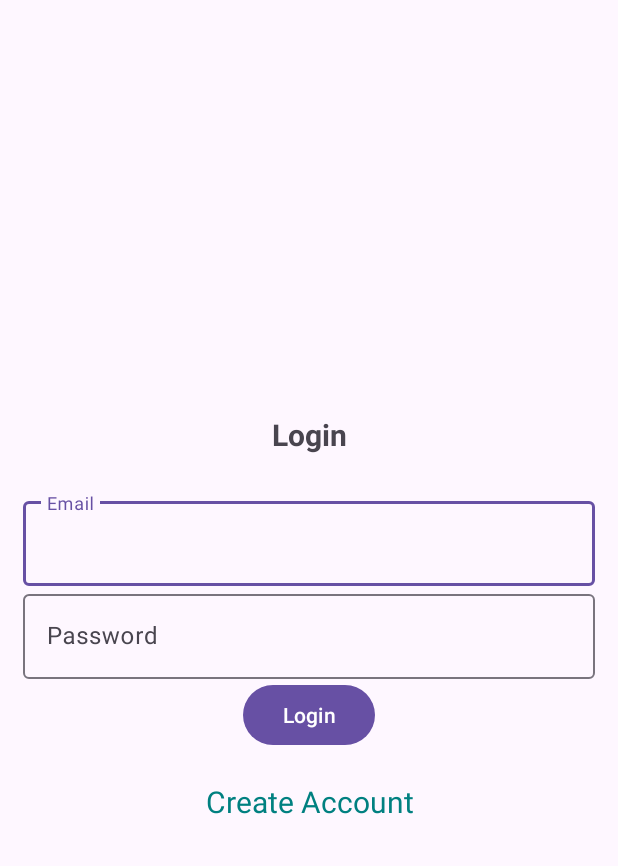
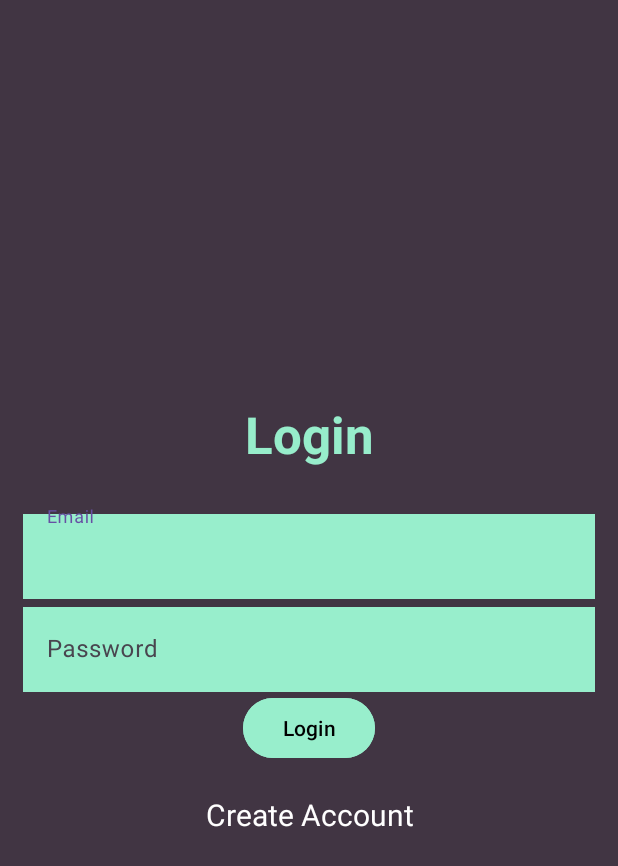
Before and after one commit to di0scuri/Quhizz, an Android app: the screen it shows after launch (Login), on a phone screen of 412 x 824 dp. Shown: the top 866 px of the screen. Run offline under Robolectric (Android 15) with nearby library versions, the phone set to English and light mode, and no system bars; our stand-ins replace Firebase (no records; nobody signed in at launch, a user with empty details on screens opened directly).

Commit message:
22-10-23  11:33pm

```diff
--- a/app/src/main/res/layout/activity_login.xml
+++ b/app/src/main/res/layout/activity_login.xml
@@ -4,62 +4,78 @@
     xmlns:tools="http://schemas.android.com/tools"
     android:layout_width="match_parent"
     android:layout_height="match_parent"
+    android:background="#98EECC"
+    android:backgroundTint="#413543"
+    android:gravity="center"
     android:orientation="vertical"
-    android:gravity="center"
     android:padding="15dp"
     tools:context=".Login">
 
     <TextView
+        android:layout_width="match_parent"
+        android:layout_height="wrap_content"
+        android:layout_marginBottom="25dp"
+        android:gravity="center"
         android:text="@string/login"
-        android:textSize="20sp"
-        android:textStyle="bold"
-        android:gravity="center"
-        android:layout_marginBottom="25dp"
-        android:layout_width="match_parent"
-        android:layout_height="wrap_content"/>
+        android:textColor="#97EDCB"
+        android:textColorHighlight="#97EDCB"
+        android:textColorHint="#97EDCB"
+        android:textSize="34sp"
+        android:textStyle="bold" />
+
     <com.google.android.material.textfield.TextInputLayout
         android:layout_width="match_parent"
         android:layout_height="wrap_content">
+
         <com.google.android.material.textfield.TextInputEditText
             android:id="@+id/email"
+            android:layout_width="match_parent"
+            android:layout_height="wrap_content"
+            android:background="#98EECC"
             android:hint="@string/email"
             android:singleLine="true"
-            android:layout_width="match_parent"
-            android:layout_height="wrap_content"/>
+            android:textColorHighlight="#FFFFFF"
+            android:textColorHint="#FFFFFF" />
     </com.google.android.material.textfield.TextInputLayout>
 
     <com.google.android.material.textfield.TextInputLayout
         android:layout_width="match_parent"
         android:layout_height="wrap_content">
+
         <com.google.android.material.textfield.TextInputEditText
             android:id="@+id/password"
+            android:layout_width="match_parent"
+            android:layout_height="wrap_content"
+            android:background="#98EECC"
             android:hint="@string/password"
             android:inputType="textPassword"
             android:singleLine="true"
-            android:layout_width="match_parent"
-            android:layout_height="wrap_content"/>
+            android:textColorHighlight="#97EDCB" />
     </com.google.android.material.textfield.TextInputLayout>
 
     <ProgressBar
         android:id="@+id/progressBar"
-        android:visibility="gone"
         android:layout_width="wrap_content"
-        android:layout_height="wrap_content"/>
+        android:layout_height="wrap_content"
+        android:visibility="gone" />
+
     <Button
         android:id="@+id/button_login"
+        android:layout_width="wrap_content"
+        android:layout_height="wrap_content"
+        android:backgroundTint="#98EECC"
         android:text="@string/login"
-        android:layout_width="wrap_content"
-        android:layout_height="wrap_content"/>
+        android:textColor="#000000" />
 
     <TextView
         android:id="@+id/registerNow"
-        android:text="@string/click_register"
-        android:gravity="center"
-        android:textColor="@color/primary"
-        android:textSize="20sp"
-        android:layout_marginTop="20dp"
         android:layout_width="match_parent"
         android:layout_height="wrap_content"
-        android:onClick="registerNow"/>
+        android:layout_marginTop="20dp"
+        android:gravity="center"
+        android:onClick="registerNow"
+        android:text="@string/click_register"
+        android:textColor="@color/white"
+        android:textSize="20sp" />
 
 </LinearLayout>
```
Also changed, not shown: app/src/main/res/layout/activity_leaderboard.xml (+7 -2 lines), app/src/main/res/layout/activity_register.xml (+20 -2 lines).
